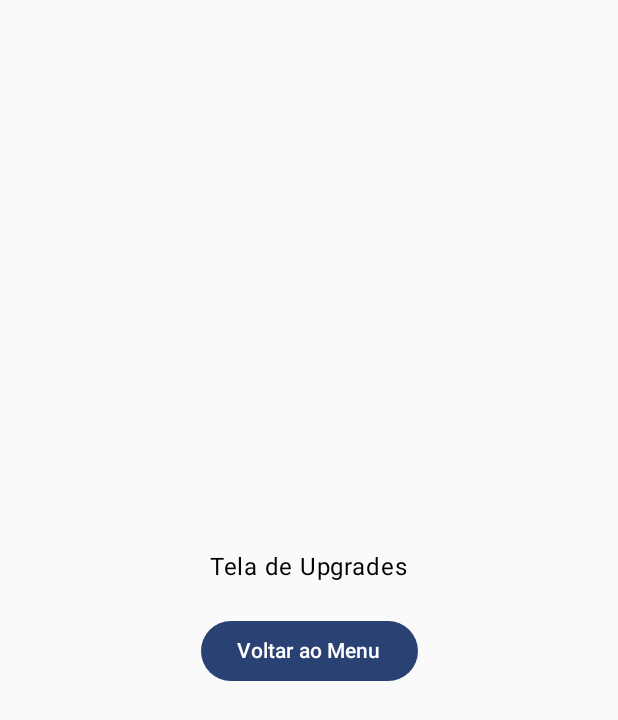
After one commit to lukkasdanielch/DevClicker, an Android app built with Jetpack Compose: the UpgradesScreen screen opened through its navigation route, on a phone screen of 412 x 824 dp. The commit adds this screen. Shown: the top 720 px of the screen. Run offline under Robolectric (Android 15) with nearby library versions, the phone set to English and light mode, and no system bars; our stand-ins replace Dagger/Hilt's generated code, Firebase (no records; nobody signed in at launch, a user with empty details on screens opened directly).

Commit message:
Criando o básico das telas, e a navegação entre elas

```diff
--- a/app/src/main/java/com/example/devclicker/ui/game/game/GameScreen.kt
+++ b/app/src/main/java/com/example/devclicker/ui/game/game/GameScreen.kt
@@ -1 +1,44 @@
 package com.example.devclicker.ui.game.game
+
+import androidx.compose.foundation.layout.Arrangement
+import androidx.compose.foundation.layout.Column
+import androidx.compose.foundation.layout.Spacer
+import androidx.compose.foundation.layout.fillMaxSize
+import androidx.compose.foundation.layout.height
+
+import androidx.compose.material3.Button
+import androidx.compose.material3.Text
+import androidx.compose.runtime.Composable
+import androidx.compose.ui.Alignment
+import androidx.compose.ui.Modifier
+import androidx.compose.ui.unit.dp
+import androidx.navigation.NavHostController
+
+@Composable
+fun GameScreen(navController: NavHostController) {
+    Column(
+        modifier = Modifier.fillMaxSize(),
+        horizontalAlignment = Alignment.CenterHorizontally,
+        verticalArrangement = Arrangement.Center
+    ) {
+        Text("Menu Principal (GameScreen)")
+
+        Spacer(modifier = Modifier.height(32.dp))
+
+        Button(onClick = { navController.navigate("clicker_screen") }) {
+            Text("Jogar (Clicker Screen)")
+        }
+
+        Spacer(modifier = Modifier.height(16.dp))
+
+        Button(onClick = { navController.navigate("upgrades_screen") }) {
+            Text("Upgrades (Upgrades Screen)")
+        }
+
+        Spacer(modifier = Modifier.height(16.dp))
+
+        Button(onClick = { navController.navigate("settings_screen") }) {
+            Text("Configurações (Settings Screen)")
+        }
+    }
+}
--- /dev/null
+++ b/app/src/main/java/com/example/devclicker/ui/game/upgrades/UpgradesScreen.kt
@@ -0,0 +1,27 @@
+package com.example.devclicker.ui.game.upgrades
+
+import androidx.compose.foundation.layout.*
+import androidx.compose.material3.Button
+import androidx.compose.material3.Text
+import androidx.compose.runtime.Composable
+import androidx.compose.ui.Alignment
+import androidx.compose.ui.Modifier
+import androidx.compose.ui.unit.dp
+import androidx.navigation.NavHostController
+
+@Composable
+fun UpgradesScreen(navController: NavHostController) {
+    Column(
+        modifier = Modifier.fillMaxSize(),
+        horizontalAlignment = Alignment.CenterHorizontally,
+        verticalArrangement = Arrangement.Center
+    ) {
+        Text("Tela de Upgrades")
+
+        Spacer(modifier = Modifier.height(20.dp))
+
+        Button(onClick = { navController.popBackStack() }) {
+            Text("Voltar ao Menu")
+        }
+    }
+}
--- a/app/src/main/java/com/example/devclicker/ui/navegation/MainNavGraph.kt
+++ b/app/src/main/java/com/example/devclicker/ui/navegation/MainNavGraph.kt
@@ -6,6 +6,10 @@ import androidx.navigation.compose.NavHost
 import androidx.navigation.compose.composable
 import com.example.devclicker.ui.auth.login.LoginScreen
 import com.example.devclicker.ui.auth.signup.SignUpScreen
+import com.example.devclicker.ui.game.clicker.ClickerScreen // Importar
+import com.example.devclicker.ui.game.game.GameScreen
+import com.example.devclicker.ui.game.settings.SettingsScreen // Importar
+import com.example.devclicker.ui.game.upgrades.UpgradesScreen // Importar
 
 @Composable
 fun MainNavGraph(navController: NavHostController, startDestination: String) {
@@ -13,14 +17,30 @@ fun MainNavGraph(navController: NavHostController, startDestination: String) {
         navController = navController,
         startDestination = startDestination
     ) {
+        // Rotas de Autenticação
         composable("login_screen") {
             LoginScreen(navController)
         }
         composable("signup_screen") {
             SignUpScreen(navController)
         }
+
+        // Rotas do Jogo
+
         composable("game_screen") {
+            GameScreen(navController = navController)
+        }
 
+        composable("clicker_screen") {
+            ClickerScreen(navController = navController)
+        }
+
+        composable("upgrades_screen") {
+            UpgradesScreen(navController = navController)
+        }
+
+        composable("settings_screen") {
+            SettingsScreen(navController = navController)
         }
     }
 }
```
Also changed, not shown: app/src/main/java/com/example/devclicker/ui/game/clicker/ClickerScreen.kt (+24 -1 lines), app/src/main/java/com/example/devclicker/ui/game/settings/SettingsScreen.kt (+24 -1 lines), app/src/main/java/com/example/devclicker/ui/navegation/Appnavigation.kt (+3 -10 lines), app/src/main/java/com/example/devclicker/ui/navegation/BottomNavItem.kt (added, +28 -0 lines).
